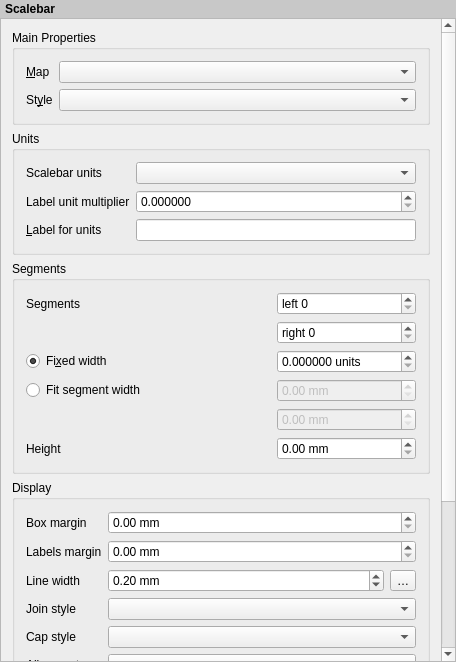
qgis/QGIS, file src/ui/layout/qgslayoutscalebarwidgetbase.ui: the form before one commit.
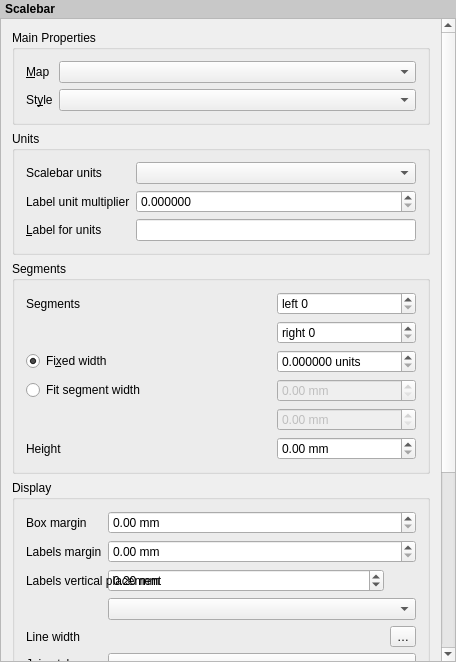
The form after the commit. Custom widgets are drawn as their Qt base class.

Commit message: [FEATURE][layout] Add above/below segments placement option for scale bar labels

What changed in the file:
```diff
--- a/src/ui/layout/qgslayoutscalebarwidgetbase.ui
+++ b/src/ui/layout/qgslayoutscalebarwidgetbase.ui
@@ -377,7 +377,7 @@
             </property>
            </widget>
           </item>
-          <item row="5" column="0">
+          <item row="7" column="0">
            <widget class="QLabel" name="mAlignmentLabel">
             <property name="text">
              <string>Alignment</string>
@@ -391,28 +391,38 @@
             </property>
            </widget>
           </item>
-          <item row="2" column="0">
+          <item row="2" column="0" colspan="3">
+           <widget class="QLabel" name="label_2">
+            <property name="text">
+             <string>Labels vertical placement</string>
+            </property>
+           </widget>
+          </item>
+          <item row="3" column="1" colspan="2">
+           <widget class="QComboBox" name="mLabelPlacementComboBox"/>
+          </item>
+          <item row="4" column="0">
            <widget class="QLabel" name="label_3">
             <property name="text">
              <string>Line width</string>
             </property>
            </widget>
           </item>
-          <item row="4" column="0">
+          <item row="6" column="0">
            <widget class="QLabel" name="label_6">
             <property name="text">
              <string>Cap style</string>
             </property>
            </widget>
           </item>
-          <item row="3" column="0">
+          <item row="5" column="0">
            <widget class="QLabel" name="label_8">
             <property name="text">
              <string>Join style</string>
             </property>
            </widget>
           </item>
-          <item row="2" column="2">
+          <item row="4" column="2">
            <widget class="QgsPropertyOverrideButton" name="mLineWidthDDBtn">
             <property name="text">
              <string>…</string>
@@ -439,13 +449,13 @@
             </property>
            </widget>
           </item>
-          <item row="3" column="1" colspan="2">
+          <item row="5" column="1" colspan="2">
            <widget class="QgsPenJoinStyleComboBox" name="mLineJoinStyleCombo"/>
           </item>
-          <item row="4" column="1" colspan="2">
+          <item row="6" column="1" colspan="2">
            <widget class="QgsPenCapStyleComboBox" name="mLineCapStyleCombo"/>
           </item>
-          <item row="5" column="1" colspan="2">
+          <item row="7" column="1" colspan="2">
            <widget class="QgsAlignmentComboBox" name="mAlignmentComboBox"/>
           </item>
          </layout>
```
The commit also changes 13 other files.
